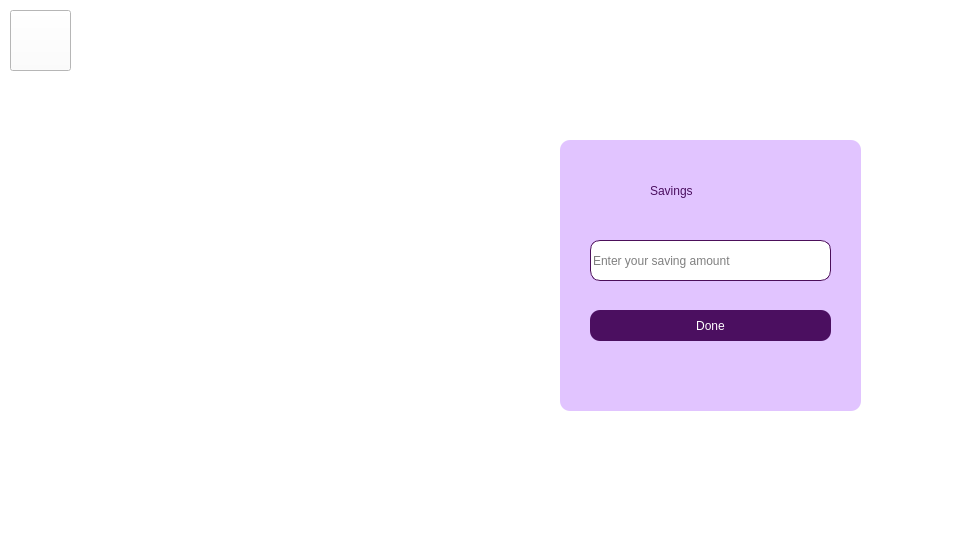
Above: savings.ui from Nirjaraa/spendwise before the change. Below: the same form after it.
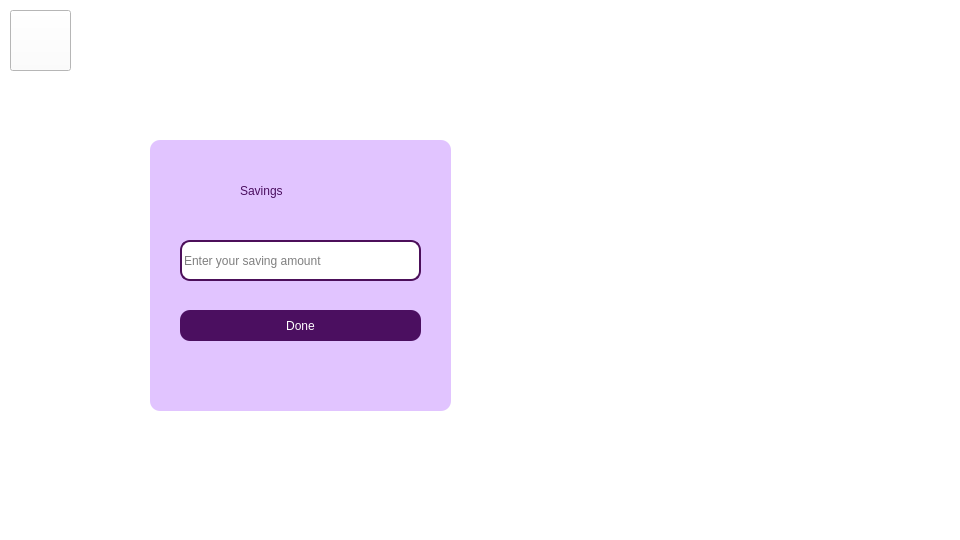
That is the form after the change. Icons and pictures are not drawn.

```diff
--- a/savings.ui
+++ b/savings.ui
@@ -20,7 +20,7 @@
    <widget class="QLabel" name="image">
     <property name="geometry">
      <rect>
-      <x>80</x>
+      <x>530</x>
       <y>120</y>
       <width>381</width>
       <height>321</height>
@@ -52,7 +52,7 @@
    <widget class="QGroupBox" name="groupBox">
     <property name="geometry">
      <rect>
-      <x>560</x>
+      <x>150</x>
       <y>140</y>
       <width>301</width>
       <height>271</height>
@@ -99,7 +99,7 @@
  color:black;
 font: 12pt &quot;Bahnschrift&quot;;
  background-color:white;
-border:1px solid rgb(76,15,90);</string>
+border:2px solid rgb(76,15,90);</string>
      </property>
      <property name="placeholderText">
       <string>Enter your saving amount</string>
```
